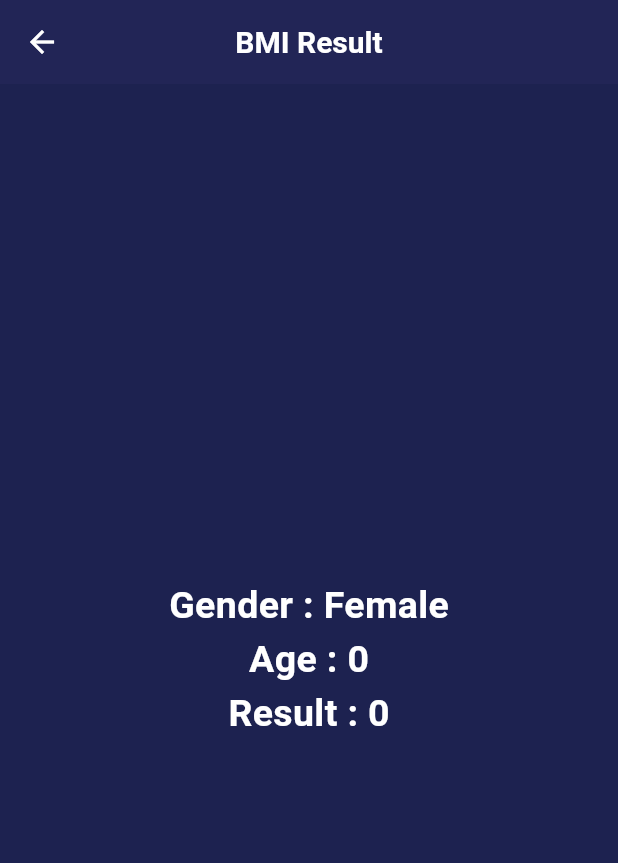
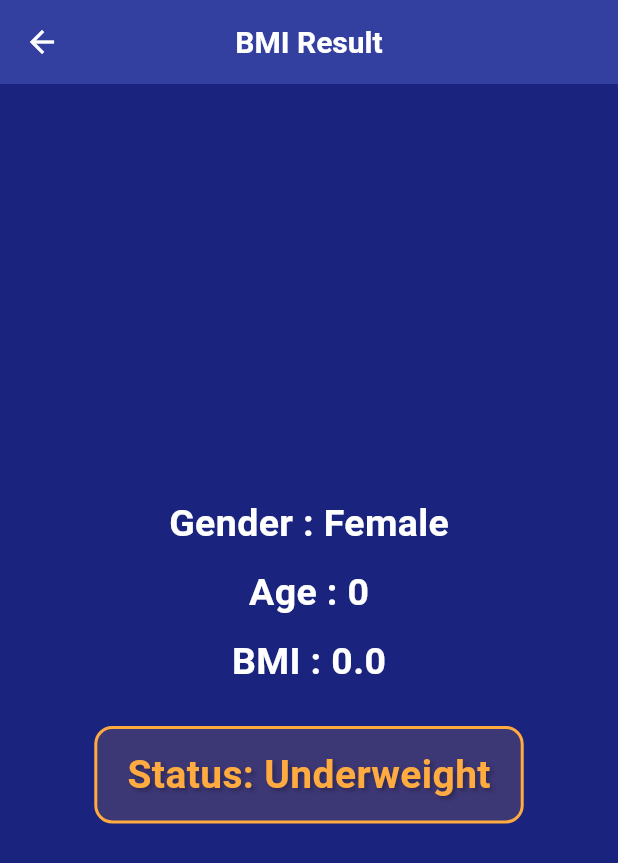
Before and after one commit to haneenAhmed1114/bmi_calculator, a Flutter app: the BmiResultScreen screen opened directly with empty values, on a phone screen of 412 x 824 dp. Shown: the top 863 px of the screen. Run offline on Flutter 3.47's test engine with Material 3 defaults, Android fonts, the phone set to English and light mode, and no system bars; our stand-ins replace device_preview.

Commit message:
first commit

```diff
--- a/lib/modules/bmi_result_screen.dart
+++ b/lib/modules/bmi_result_screen.dart
@@ -1,8 +1,7 @@
 import 'package:flutter/material.dart';
 
 class BmiResultScreen extends StatelessWidget {
-
-  final int result;
+  final double result;
   final bool isMale;
   final int age;
 
@@ -12,21 +11,61 @@ class BmiResultScreen extends StatelessWidget {
     required this.isMale,
   });
 
+  String getResultMessage(double bmi) {
+    if (bmi < 18.5) {
+      return 'Underweight';
+    }
+    else if (bmi < 25) {
+      return 'Normal';
+    }
+    else if (bmi < 30)
+      {
+        return 'Overweight';
+      }
+    else {
+      return 'Obese';
+    }
+  }
+
+  Color getStatusColor(double bmi) {
+    if (bmi < 18.5)
+      {
+        return Colors.orangeAccent;
+      } else if (bmi < 25)
+        {
+          return Colors.greenAccent;
+        }
+
+    else if (bmi < 30)
+      {
+        return Colors.yellowAccent;
+      }
+    else{
+      return Colors.redAccent;
+    }
+  }
+
   @override
   Widget build(BuildContext context) {
     return Scaffold(
+      backgroundColor: Colors.indigo[900], // خلفية داكنة للشاشة كلها
       appBar: AppBar(
-        leading: IconButton(onPressed: () {
+        backgroundColor: Colors.indigo[700],
+        leading: IconButton(
+          onPressed: () {
             Navigator.of(context).pop();
-        }, icon: Icon(Icons.arrow_back,color: Colors.white,
-        ),
+          },
+          icon: Icon(Icons.arrow_back, color: Colors.white),
         ),
         title: Text(
           'BMI Result',
+          style: TextStyle(color: Colors.white),
         ),
         centerTitle: true,
       ),
       body: Center(
+        child: Padding(
+          padding: const EdgeInsets.symmetric(horizontal: 25.0),
           child: Column(
             mainAxisAlignment: MainAxisAlignment.center,
             children: [
@@ -38,6 +77,7 @@ class BmiResultScreen extends StatelessWidget {
                   color: Colors.white,
                 ),
               ),
+              SizedBox(height: 10),
               Text(
                 'Age : $age',
                 style: TextStyle(
@@ -46,15 +86,44 @@ class BmiResultScreen extends StatelessWidget {
                   color: Colors.white,
                 ),
               ),
+              SizedBox(height: 10),
               Text(
-              'Result : $result',
+                'BMI : ${result.toStringAsFixed(1)}',
                 style: TextStyle(
                   fontWeight: FontWeight.w600,
                   fontSize: 25.0,
                   color: Colors.white,
                 ),
               ),
+              SizedBox(height: 25),
+              Container(
+                padding: EdgeInsets.symmetric(horizontal: 20, vertical: 12),
+                decoration: BoxDecoration(
+                  color: getStatusColor(result).withOpacity(0.15),
+                  border: Border.all(
+                    color: getStatusColor(result),
+                    width: 2,
+                  ),
+                  borderRadius: BorderRadius.circular(12),
+                ),
+                child: Text(
+                  'Status: ${getResultMessage(result)}',
+                  style: TextStyle(
+                    fontSize: 26,
+                    fontWeight: FontWeight.bold,
+                    color: getStatusColor(result),
+                    shadows: [
+                      Shadow(
+                        color: Colors.black26,
+                        offset: Offset(2, 2),
+                        blurRadius: 3,
+                      ),
                     ],
+                  ),
+                ),
+              ),
+            ],
+          ),
         ),
       ),
     );
--- a/lib/modules/bmi_screen.dart
+++ b/lib/modules/bmi_screen.dart
@@ -309,8 +309,8 @@ class _BmiScreenState extends State<BmiScreen> {
             ),
             child: MaterialButton(onPressed: () {
               double result = weight / pow(height/ 100,2);
-              print(result.round());
-              Navigator.of(context).push(MaterialPageRoute(builder: (context) => BmiResultScreen(isMale: isMale,age: age,result: result.round(),),
+              //print(result.round());
+              Navigator.of(context).push(MaterialPageRoute(builder: (context) => BmiResultScreen(isMale: isMale,age: age,result: result,),
               ),
               );
             },
```
Lines whose indentation alone changed are shown as unchanged.
